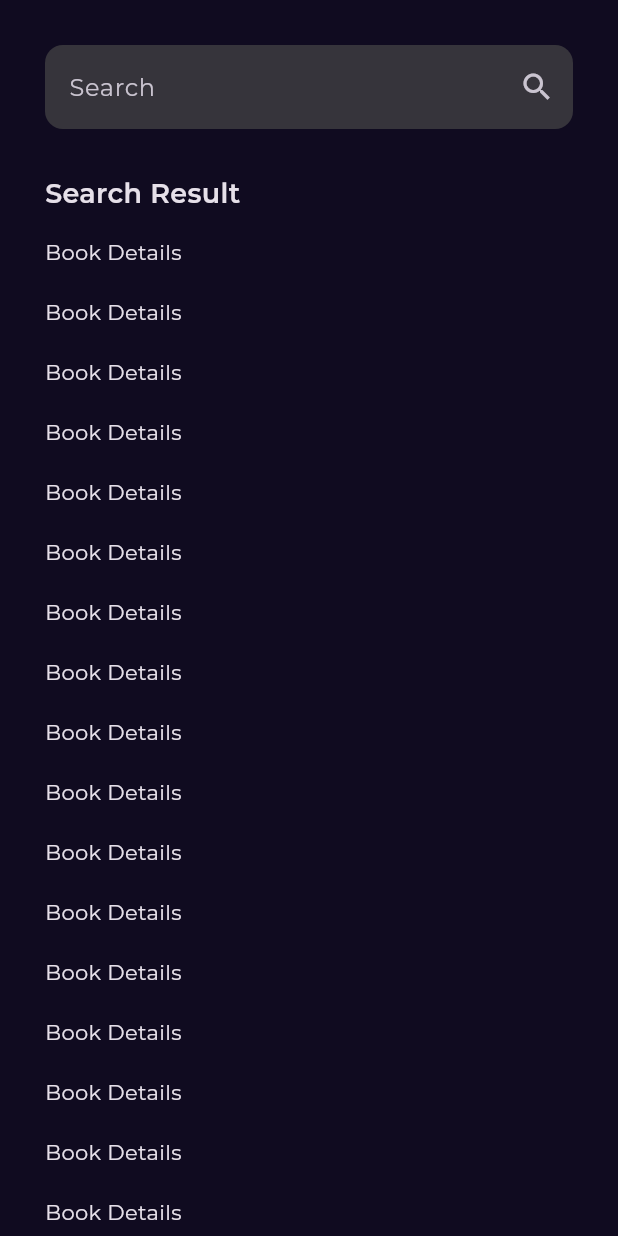
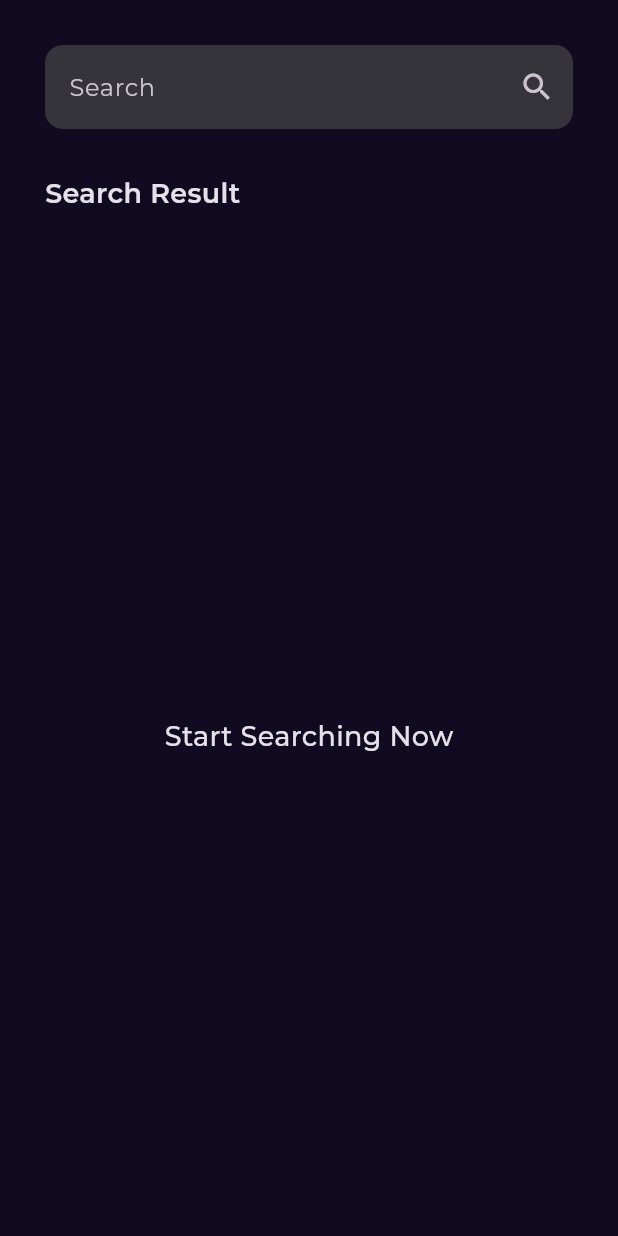
Before and after one commit to AhmedGhazala2000/Bookly-App, a Flutter app: the SearchView screen opened directly, on a phone screen of 412 x 824 dp. Run offline on Flutter 3.47's test engine with Material 3 defaults, Android fonts, the light colour scheme and no system bars; our stand-ins replace cached_network_image, dartz, dio, equatable, flutter_bloc, font_awesome_flutter and 3 more; network calls fail; project files that could hold a hidden picture were left out.

Commit message:
SearchView Done

```diff
--- a/lib/features/home/presentation/views/widgets/custom_home_app_bar.dart
+++ b/lib/features/home/presentation/views/widgets/custom_home_app_bar.dart
@@ -27,7 +27,10 @@ class CustomHomeAppBar extends StatelessWidget {
                 duration: kTransitionDuration,
               );
             },
-            icon: const Icon(FontAwesomeIcons.magnifyingGlass),
+            icon: const Icon(
+              FontAwesomeIcons.magnifyingGlass,
+              size: 22,
+            ),
           ),
         ],
       ),
--- a/lib/features/search/presentation/views/widgets/custom_text_field.dart
+++ b/lib/features/search/presentation/views/widgets/custom_text_field.dart
@@ -1,13 +1,15 @@
 import 'package:flutter/material.dart';
 
 class CustomTextField extends StatelessWidget {
-  const CustomTextField({Key? key}) : super(key: key);
+  const CustomTextField({Key? key, this.onSubmitted}) : super(key: key);
+  final void Function(String)? onSubmitted;
 
   @override
   Widget build(BuildContext context) {
     return Padding(
       padding: const EdgeInsets.symmetric(vertical: 30),
       child: TextField(
+        onSubmitted: onSubmitted,
         decoration: InputDecoration(
           filled: true,
           hintText: 'Search',
--- a/lib/features/search/presentation/views/widgets/search_result_list_view.dart
+++ b/lib/features/search/presentation/views/widgets/search_result_list_view.dart
@@ -1,20 +1,45 @@
+import 'package:bookly_app/core/utils/styles.dart';
+import 'package:bookly_app/core/widgets/custom_circular_indicator.dart';
+import 'package:bookly_app/core/widgets/custom_error_message.dart';
 import 'package:bookly_app/features/home/presentation/views/widgets/book_details.dart';
+import 'package:bookly_app/features/search/presentation/manager/search_books_cubit/search_books_cubit.dart';
 import 'package:flutter/material.dart';
+import 'package:flutter_bloc/flutter_bloc.dart';
 
 class SearchResultListView extends StatelessWidget {
   const SearchResultListView({Key? key}) : super(key: key);
 
   @override
   Widget build(BuildContext context) {
-    return ListView.builder(
-      physics: const BouncingScrollPhysics(),
-      itemBuilder: (context, index) {
-        return const Padding(
-          padding: EdgeInsets.only(bottom: 20),
-          child: Text('Book Details'),
-        );
+    return BlocBuilder<SearchBooksCubit, SearchBooksState>(
+      builder: (context, state) {
+        if (state is SearchBooksSuccess) {
+          return ListView.builder(
+            physics: const BouncingScrollPhysics(),
+            itemCount: state.books.length,
+            itemBuilder: (context, index) {
+              return Padding(
+                padding: const EdgeInsets.only(bottom: 20),
+                child: BookDetails(
+                  book: state.books[index],
+                ),
+              );
+            },
+          );
+        } else if (state is SearchBooksFailure) {
+          return customErrorMessage(text: state.errMessage);
+        } else if (state is SearchBooksInitial) {
+          return Center(
+              child: Text(
+            'Start Searching Now',
+            style: Styles.styleSemiBold18.copyWith(
+              fontWeight: FontWeight.w500,
+            ),
+          ));
+        } else {
+          return customCircularIndicator();
+        }
       },
-      itemCount: 20,
     );
   }
 }
--- a/lib/features/search/presentation/views/widgets/search_view_body.dart
+++ b/lib/features/search/presentation/views/widgets/search_view_body.dart
@@ -1,22 +1,29 @@
 import 'package:bookly_app/core/utils/styles.dart';
+import 'package:bookly_app/features/search/presentation/manager/search_books_cubit/search_books_cubit.dart';
 import 'package:bookly_app/features/search/presentation/views/widgets/custom_text_field.dart';
 import 'package:bookly_app/features/search/presentation/views/widgets/search_result_list_view.dart';
 import 'package:flutter/material.dart';
+import 'package:flutter_bloc/flutter_bloc.dart';
 
 class SearchViewBody extends StatelessWidget {
   const SearchViewBody({Key? key}) : super(key: key);
 
   @override
   Widget build(BuildContext context) {
-    return const Padding(
-      padding: EdgeInsets.symmetric(horizontal: 30),
+    return Padding(
+      padding: const EdgeInsets.symmetric(horizontal: 30),
       child: Column(
         crossAxisAlignment: CrossAxisAlignment.start,
         children: [
-          CustomTextField(),
-          Text('Search Result', style: Styles.styleSemiBold18),
-          SizedBox(height: 16),
-          Expanded(child: SearchResultListView()),
+          CustomTextField(
+            onSubmitted: (date) {
+              BlocProvider.of<SearchBooksCubit>(context)
+                  .getSearchedBooks(booksName: date);
+            },
+          ),
+          const Text('Search Result', style: Styles.styleSemiBold18),
+          const SizedBox(height: 16),
+          const Expanded(child: SearchResultListView()),
         ],
       ),
     );
```
